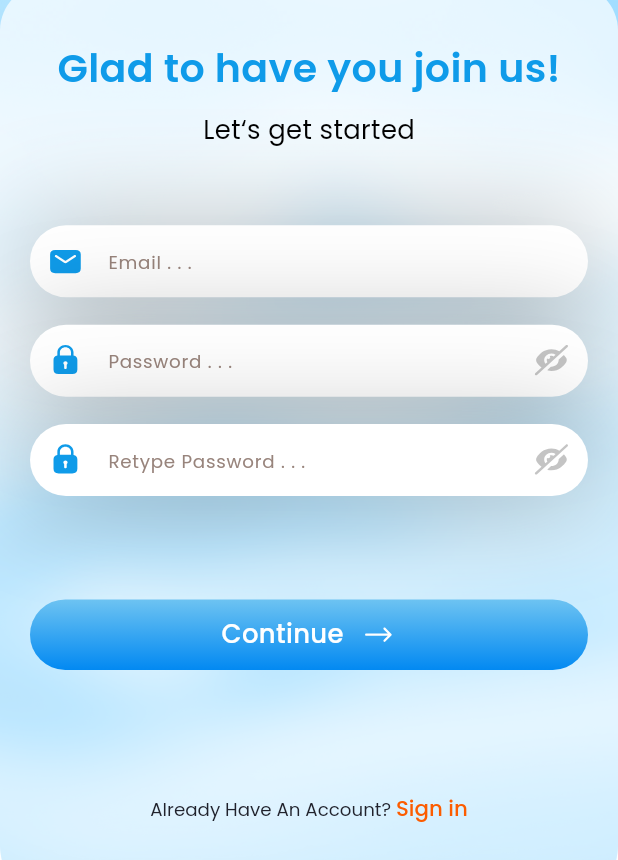
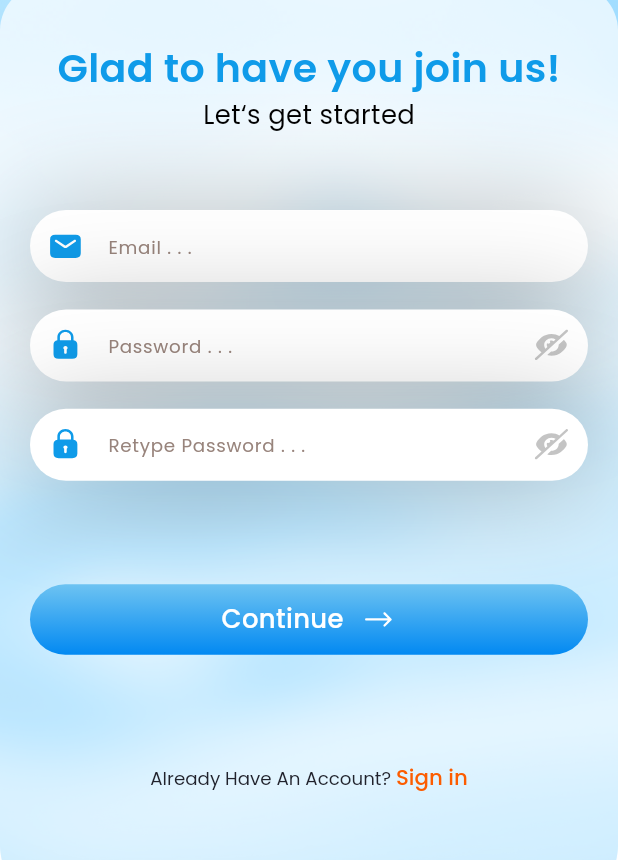
Before and after one commit to fahimmehemmod2005/Map, a Flutter app: the CreateAccountView screen opened by its route, on a phone screen of 412 x 824 dp, the part 376-1236 px from its top. Run offline on Flutter 3.47's test engine with Material 3 defaults, Android fonts, the phone set to English and light mode, and no system bars; our stand-ins replace flutter_screenutil, flutter_svg, get, google_fonts, pin_code_fields.

Commit message:
user create view

```diff
--- a/lib/app/modules/create_account/views/create_account_view.dart
+++ b/lib/app/modules/create_account/views/create_account_view.dart
@@ -51,8 +51,6 @@ class CreateAccountView extends GetView<CreateAccountController> {
                       Text(
                         UText.createAccountTitle,
                         style: UTextStyles.title25_600w(color: Color(0xff0F9BE9)),),
-
-                      SizedBox(height: 10.h),
 
                       //_________________Sbu Title____________________
 
@@ -127,7 +125,7 @@ class CreateAccountView extends GetView<CreateAccountController> {
                         imagePath: UIcons.forwardArrow,
                       ),
 
-                      SizedBox(height: 80.h),
+                      SizedBox(height: 70.h),
 
                       //_____________ Rich Text _________________
 
--- a/lib/app/modules/login/views/login_view.dart
+++ b/lib/app/modules/login/views/login_view.dart
@@ -50,8 +50,6 @@ class LoginView extends GetView<LoginController> {
                       UText.loginTitle,
                       style: UTextStyles.title25_600w(color: Color(0xff0F9BE9)),
                     ),
-
-                    SizedBox(height: 20.h),
 
                     //__________________Login SubTitle__________________
 
```
